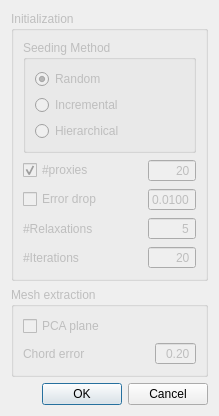
Qt form Surface_mesh_approximation/demo/Surface_mesh_approximation/dialSettings.ui (rikba/cgal-public-dev) before a commit.
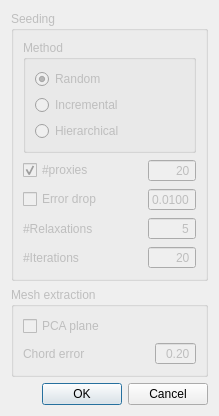
The same form after that commit.

Commit message: demo: init -> seeding

Patch:
```diff
--- a/Surface_mesh_approximation/demo/Surface_mesh_approximation/dialSettings.ui
+++ b/Surface_mesh_approximation/demo/Surface_mesh_approximation/dialSettings.ui
@@ -23,13 +23,13 @@
       <bool>false</bool>
      </property>
      <property name="title">
-      <string>Initialization</string>
+      <string>Seeding</string>
      </property>
      <layout class="QVBoxLayout" name="verticalLayout_2">
       <item>
        <widget class="QGroupBox" name="groupBox">
         <property name="title">
-         <string>Seeding Method</string>
+         <string>Method</string>
         </property>
         <layout class="QVBoxLayout" name="verticalLayout_3">
          <item>
```
Left out of the diff: 14 changed lines with no effect on the pictures. The commit also changes 7 other files.
